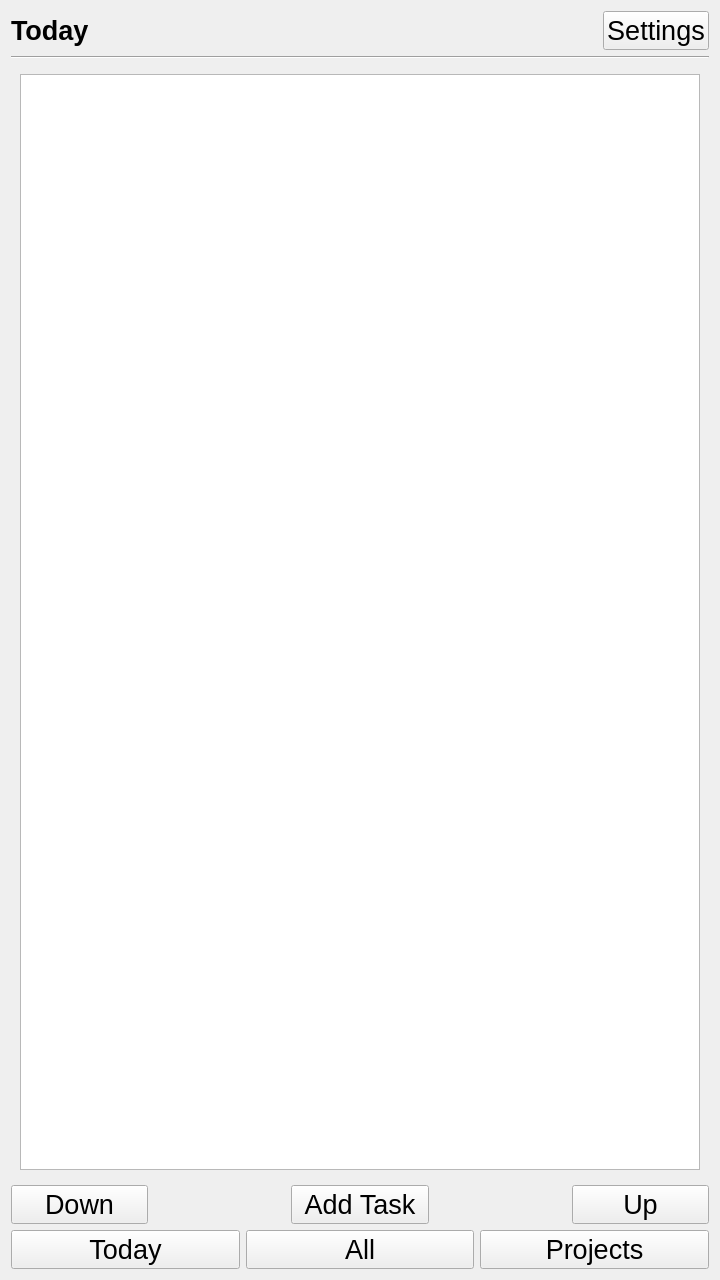
Before: the Qt Designer form forms/base.ui in LesterEvSe/Task-Manager, drawn with Qt 5.
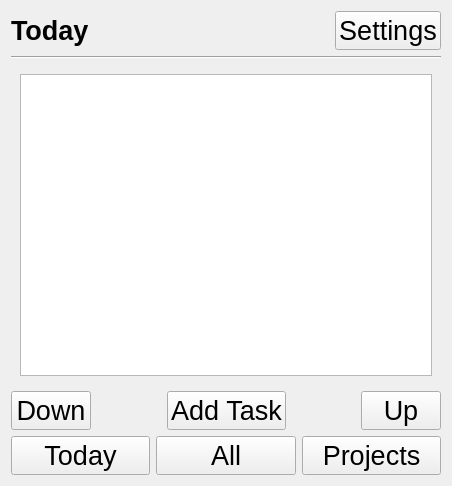
After: the same form once the commit is applied.

Diff of the .ui file:
```diff
--- a/forms/base.ui
+++ b/forms/base.ui
@@ -6,8 +6,8 @@
    <rect>
     <x>0</x>
     <y>0</y>
-    <width>720</width>
-    <height>1280</height>
+    <width>452</width>
+    <height>486</height>
    </rect>
   </property>
   <property name="font">
```
